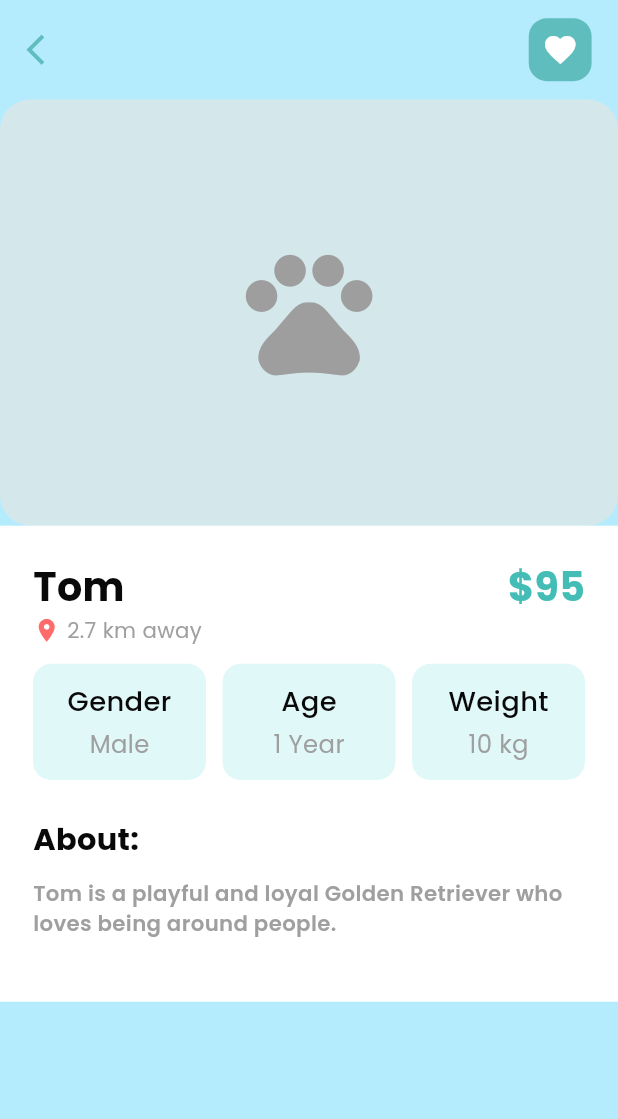
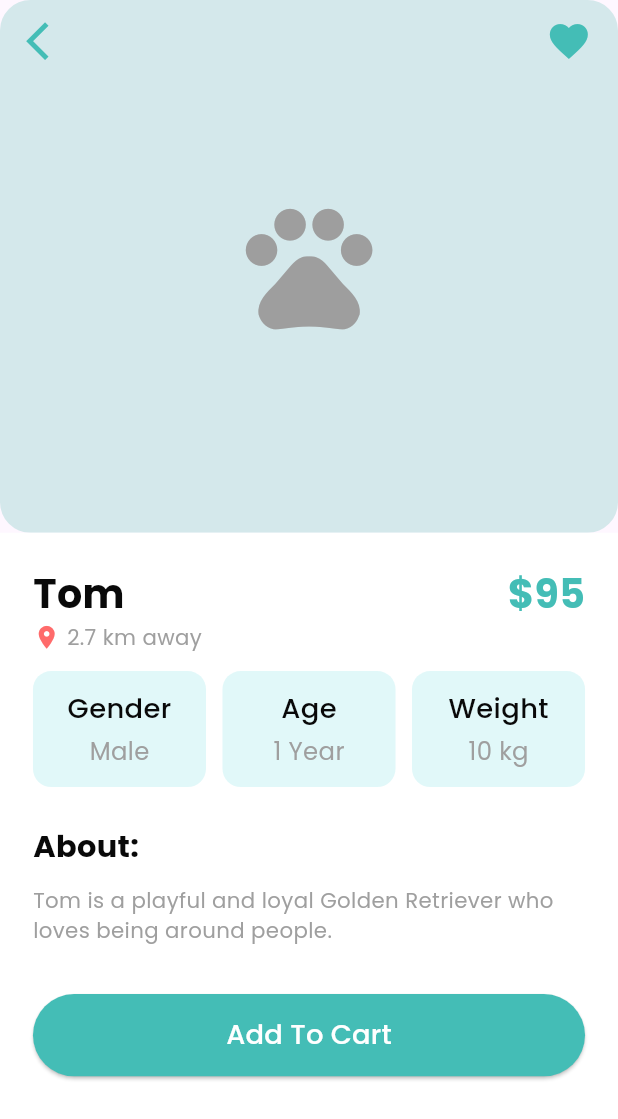
Before and after one commit to asmaaHasbo/Pet-Finder-App, a Flutter app: the screen it shows after launch, on a phone screen of 412 x 824 dp. Shown: the top 1119 px of the screen. Run offline on Flutter 3.47's test engine with Material 3 defaults, Android fonts, the phone set to English and light mode, and no system bars; our stand-ins replace dio, flutter_bloc, flutter_screenutil, freezed_annotation, get_it, google_fonts and 2 more; generated files the repository leaves out were written again; network calls fail.

Commit message:
add to cart btn done 💪💃✅

```diff
--- a/lib/features/pet_details/ui/pet_details.dart
+++ b/lib/features/pet_details/ui/pet_details.dart
@@ -9,13 +9,20 @@ class PetDetails extends StatelessWidget {
   @override
   Widget build(BuildContext context) {
     return const Scaffold(
-      backgroundColor: Color.fromARGB(255, 180, 236, 254),
+      // backgroundColor: Color.fromARGB(255, 180, 236, 254),
       body: SafeArea(
-        child: Column(
+        child: Stack(
           children: [
-            DetalisHeader(),
-            PetImg(),
-            Expanded(child: SingleChildScrollView(child: PetInfoContainer())),
+            Column(
+              children: [
+                PetImg(),
+                Expanded(
+                  child: SingleChildScrollView(child: PetInfoContainer()),
+                ),
+              ],
+            ),
+
+            Positioned(top: 0, right: 0, left: 0, child: DetalisHeader()),
           ],
         ),
       ),
--- /dev/null
+++ b/lib/features/pet_details/ui/widgets/add_to_cart_btn.dart
@@ -0,0 +1,20 @@
+import 'package:flutter/material.dart';
+import 'package:flutter_screenutil/flutter_screenutil.dart';
+import 'package:pet_finder_app/core/shared/custom_elevated_btn.dart';
+import 'package:pet_finder_app/core/themes/app_colors.dart';
+
+class AddToCartBtn extends StatelessWidget {
+  const AddToCartBtn({super.key});
+
+  @override
+  Widget build(BuildContext context) {
+    return CustomElevatedBtn(
+      onPressed: () {},
+      backgroundColor: AppColors.mainColor,
+      btnName: 'Add To Cart',
+      height: 54.h,
+      width: double.infinity,
+      raduis: 30,
+    );
+  }
+}
--- a/lib/features/pet_details/ui/widgets/details_header.dart
+++ b/lib/features/pet_details/ui/widgets/details_header.dart
@@ -1,5 +1,6 @@
 import 'package:flutter/material.dart';
 import 'package:flutter_screenutil/flutter_screenutil.dart';
+import 'package:pet_finder_app/core/themes/app_colors.dart';
 
 class DetalisHeader extends StatelessWidget {
   const DetalisHeader({super.key});
@@ -15,22 +16,11 @@ class DetalisHeader extends StatelessWidget {
             onTap: () => Navigator.pop(context),
             child: Icon(
               Icons.arrow_back_ios,
-              color: const Color(0xFF5FBDBD),
-              size: 24.sp,
+              color: AppColors.mainColor,
+              size: 30.sp,
             ),
           ),
-          Container(
-            padding: EdgeInsets.all(8.w),
-            decoration: BoxDecoration(
-              color: const Color(0xFF5FBDBD),
-              borderRadius: BorderRadius.circular(12.r),
-            ),
-            child: Icon(
-              Icons.favorite,
-              color: Colors.white,
-              size: 24.sp,
-            ),
-          ),
+          Icon(Icons.favorite, color: AppColors.mainColor, size: 30.sp),
         ],
       ),
     );
--- a/lib/features/pet_details/ui/widgets/pet_description.dart
+++ b/lib/features/pet_details/ui/widgets/pet_description.dart
@@ -12,11 +12,14 @@ class PetDescription extends StatelessWidget {
       crossAxisAlignment: CrossAxisAlignment.start,
       children: [
         Text('About:', style: AppTextStyles.font20W700darkBlack),
+
         SizedBox(height: 12.h),
+
         Text(
           'Tom is a playful and loyal Golden Retriever who loves being around people.',
           style: AppTextStyles.font14W600mainColor.copyWith(
             color: AppColors.gray,
+            fontWeight: FontWeight.w400,
           ),
         ),
       ],
--- a/lib/features/pet_details/ui/widgets/pet_img.dart
+++ b/lib/features/pet_details/ui/widgets/pet_img.dart
@@ -8,7 +8,7 @@ class PetImg extends StatelessWidget {
   Widget build(BuildContext context) {
     return Container(
       // margin: EdgeInsets.symmetric(horizontal: 16.w),
-      height: 280.h,
+      height: 350.h,
       decoration: BoxDecoration(
         color: const Color(0xFFD4E8EB),
         borderRadius: BorderRadius.circular(20.r),
--- a/lib/features/pet_details/ui/widgets/pet_info_container.dart
+++ b/lib/features/pet_details/ui/widgets/pet_info_container.dart
@@ -1,5 +1,6 @@
 import 'package:flutter/material.dart';
 import 'package:flutter_screenutil/flutter_screenutil.dart';
+import 'package:pet_finder_app/features/pet_details/ui/widgets/add_to_cart_btn.dart';
 import 'package:pet_finder_app/features/pet_details/ui/widgets/info_cards_row.dart';
 import 'package:pet_finder_app/features/pet_details/ui/widgets/pet_description.dart';
 import 'package:pet_finder_app/features/pet_details/ui/widgets/pet_name_price_location.dart';
@@ -21,9 +22,8 @@ class PetInfoContainer extends StatelessWidget {
           const InfoCardsRow(),
           SizedBox(height: 24.h),
           const PetDescription(),
-          // const DogAboutSection(),
-          // SizedBox(height: 32.h),
-          // const AdoptButton(),
+          SizedBox(height: 32.h),
+          const AddToCartBtn(),
           SizedBox(height: 20.h),
         ],
       ),
```
